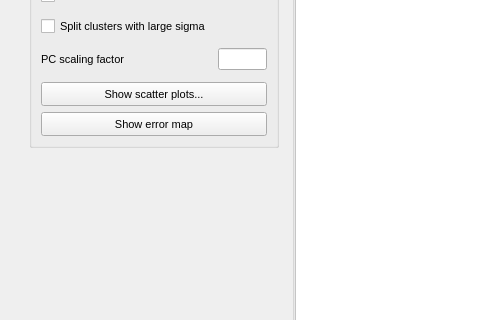
Before: the Qt Designer form mantis_xray/gui/pages/pagepca.ui in mlerotic/spectromicroscopy, drawn with Qt 5; both pictures show x 0 to 480 and y 335 to 655 of the 1024 by 880 pixel window.
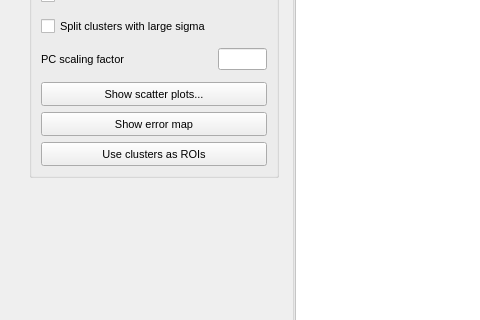
After: the same form once the commit is applied. Custom widgets are drawn as their Qt base class.

Commit message: Feature: cluster as roi and Mantis colormap

```diff
--- a/mantis_xray/gui/pages/pagepca.ui
+++ b/mantis_xray/gui/pages/pagepca.ui
@@ -334,6 +334,19 @@
               </property>
              </widget>
             </item>
+            <item>
+             <widget class="QPushButton" name="button_send_clusters_to_prep">
+              <property name="minimumSize">
+               <size>
+                <width>0</width>
+                <height>24</height>
+               </size>
+              </property>
+              <property name="text">
+               <string>Use clusters as ROIs</string>
+              </property>
+             </widget>
+            </item>
            </layout>
           </widget>
          </item>
```
The commit also changes 6 other files.
